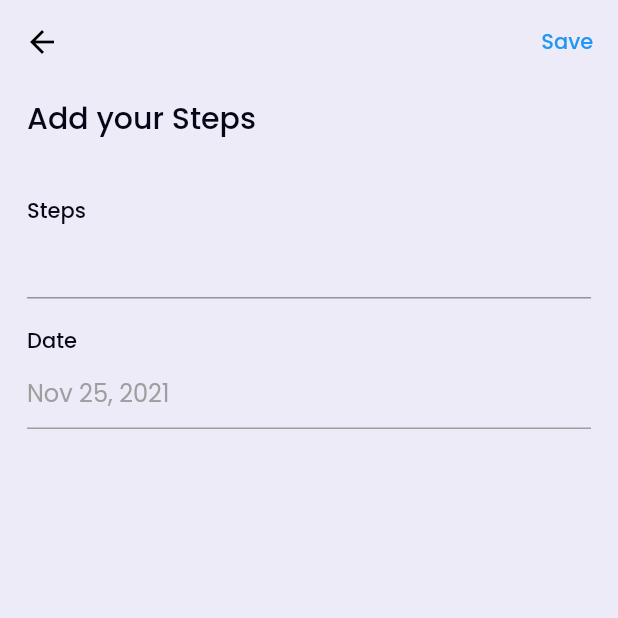
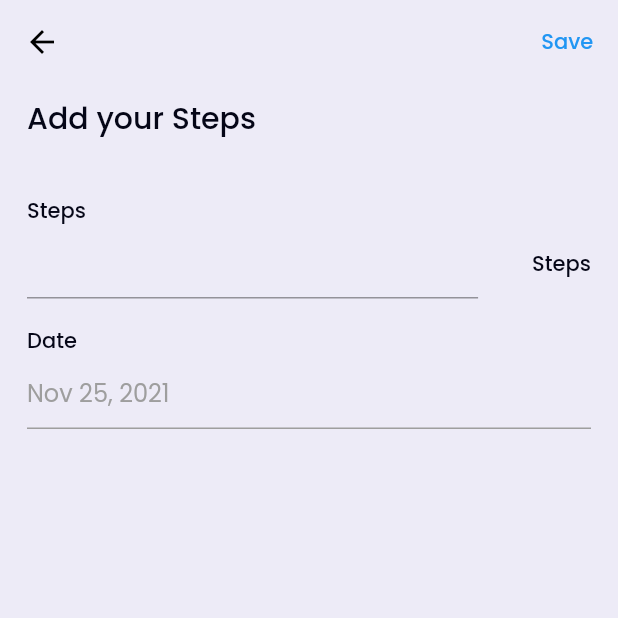
Before and after one commit to MrUnfunny/health_app, a Flutter app: the FormDetailInputScreen screen opened directly with sample values from the repository, after a tap on "Save", on a phone screen of 412 x 824 dp, the top half of it. Run offline on Flutter 3.47's test engine with Material 2 defaults, Android fonts, the phone set to English and light mode, and no system bars; our stand-ins replace bloc, cloud_firestore, equatable, firebase_auth, firebase_core, flutter_bloc and 2 more; accounts and stored records are empty.

Commit message:
feat: added bloc to update homescreen from child screen

```diff
--- a/lib/bloc/firestore/firestore_bloc.dart
+++ b/lib/bloc/firestore/firestore_bloc.dart
@@ -14,7 +14,7 @@ class FirestoreBloc extends Bloc<FirestoreEvent, FirestoreState> {
     try {
       emit(FirestoreStartedState());
       _firestoreRepository.submitIndicatorData(event.indicator);
-      emit(FirestoreSuccessState());
+      emit(FirestoreSuccessState(event.indicator));
     } catch (e) {
       emit(FirestoreFailureState(e.toString()));
     }
@@ -22,6 +22,7 @@ class FirestoreBloc extends Bloc<FirestoreEvent, FirestoreState> {
 
   FirestoreBloc() : super(FirestoreInitial()) {
     on<FirestoreAddIndicatorDataEvent>(
-        _mapFirestoreAddIndicatorDataEventToState);
+      _mapFirestoreAddIndicatorDataEventToState,
+    );
   }
 }
--- a/lib/bloc/firestore/firestore_state.dart
+++ b/lib/bloc/firestore/firestore_state.dart
@@ -11,7 +11,11 @@ class FirestoreInitial extends FirestoreState {}
 
 class FirestoreStartedState extends FirestoreState {}
 
-class FirestoreSuccessState extends FirestoreState {}
+class FirestoreSuccessState extends FirestoreState {
+  final Indicator indicator;
+
+  const FirestoreSuccessState(this.indicator);
+}
 
 class FirestoreFailureState extends FirestoreState {
   final String errorMsg;
--- /dev/null
+++ b/lib/bloc/homescreen/homescreen_bloc.dart
@@ -0,0 +1,50 @@
+import 'dart:async';
+import 'dart:developer';
+
+import 'package:bloc/bloc.dart';
+import 'package:equatable/equatable.dart';
+
+import '../../models/home_screen_data.dart';
+import '../../repository/firestore_repository.dart';
+import '../firestore/firestore_bloc.dart';
+
+part 'homescreen_event.dart';
+part 'homescreen_state.dart';
+
+class HomescreenBloc extends Bloc<HomescreenEvent, HomescreenState> {
+  final FirestoreBloc firestoreBloc;
+  late StreamSubscription firestoreStreamSubscription;
+
+  final FirestoreRepository _firestoreRepository = FirestoreRepository();
+
+  void firestoreListen(FirestoreState firestoreState) {
+    if (firestoreState is FirestoreSuccessState) {
+      add(HomescreenGetDataEvent());
+    }
+  }
+
+  Future<void> _mapHomeScreenGetDataSuccessStateToState(
+      HomescreenGetDataEvent event, Emitter<HomescreenState> emit) async {
+    try {
+      emit(HomescreenGetDataStartedState(state.homeScreenData));
+      var homeScreenData = await _firestoreRepository.getHomeScreenData();
+
+      emit(HomeScreenGetDataSuccessState(homeScreenData));
+    } catch (e) {
+      emit(HomeScreenGetDataFailureState(e.toString(), state.homeScreenData));
+    }
+  }
+
+  HomescreenBloc(this.firestoreBloc)
+      : super(HomescreenInitialState(HomeScreenData.zero())) {
+    on<HomescreenGetDataEvent>(_mapHomeScreenGetDataSuccessStateToState);
+
+    firestoreStreamSubscription = firestoreBloc.stream.listen(firestoreListen);
+  }
+
+  @override
+  Future<void> close() {
+    firestoreStreamSubscription.cancel();
+    return super.close();
+  }
+}
--- /dev/null
+++ b/lib/bloc/homescreen/homescreen_event.dart
@@ -0,0 +1,10 @@
+part of 'homescreen_bloc.dart';
+
+abstract class HomescreenEvent extends Equatable {
+  const HomescreenEvent();
+
+  @override
+  List<Object> get props => [];
+}
+
+class HomescreenGetDataEvent extends HomescreenEvent {}
--- /dev/null
+++ b/lib/bloc/homescreen/homescreen_state.dart
@@ -0,0 +1,32 @@
+part of 'homescreen_bloc.dart';
+
+abstract class HomescreenState extends Equatable {
+  final HomeScreenData homeScreenData;
+  const HomescreenState(this.homeScreenData);
+
+  @override
+  List<Object> get props => [homeScreenData];
+}
+
+class HomescreenInitialState extends HomescreenState {
+  const HomescreenInitialState(HomeScreenData homeScreenData)
+      : super(homeScreenData);
+}
+
+class HomescreenGetDataStartedState extends HomescreenState {
+  const HomescreenGetDataStartedState(HomeScreenData homeScreenData)
+      : super(homeScreenData);
+}
+
+class HomeScreenGetDataSuccessState extends HomescreenState {
+  const HomeScreenGetDataSuccessState(HomeScreenData homeScreenData)
+      : super(homeScreenData);
+}
+
+class HomeScreenGetDataFailureState extends HomescreenState {
+  final String errorMsg;
+
+  const HomeScreenGetDataFailureState(
+      this.errorMsg, HomeScreenData homeScreenData)
+      : super(homeScreenData);
+}
--- /dev/null
+++ b/lib/models/home_screen_data.dart
@@ -0,0 +1,56 @@
+import 'dart:convert';
+
+import 'package:equatable/equatable.dart';
+
+class HomeScreenData extends Equatable {
+  final double steps;
+  final double water;
+  final double calories;
+  final double sleep;
+  final double heart;
+
+  const HomeScreenData(
+    this.steps,
+    this.water,
+    this.calories,
+    this.sleep,
+    this.heart,
+  );
+
+  factory HomeScreenData.zero() {
+    return const HomeScreenData(0, 0, 0, 0, 0);
+  }
+
+  Map<String, dynamic> toMap() {
+    return {
+      'steps': steps,
+      'water': water,
+      'calories': calories,
+      'sleep': sleep,
+      'heart': heart,
+    };
+  }
+
+  factory HomeScreenData.fromMap(Map<String, dynamic> map) {
+    return HomeScreenData(
+      map['steps'],
+      map['water'],
+      map['calories'],
+      map['sleep'],
+      map['heart'],
+    );
+  }
+
+  String toJson() => json.encode(toMap());
+
+  factory HomeScreenData.fromJson(String source) =>
+      HomeScreenData.fromMap(json.decode(source));
+
+  @override
+  String toString() {
+    return 'HomeScreenData(steps: $steps, water: $water, calories: $calories, sleep: $sleep, heart: $heart)';
+  }
+
+  @override
+  List<Object?> get props => [steps, water, calories, sleep, heart];
+}
--- a/lib/presentation/screens/formdetailinput_screen.dart
+++ b/lib/presentation/screens/formdetailinput_screen.dart
@@ -44,13 +44,23 @@ class _FormDetailInputScreenState extends State<FormDetailInputScreen> {
                   ),
                 );
               } else {
-                context
-                    .read<FirestoreBloc>()
-                    .add(FirestoreAddIndicatorDataEvent(
-                      widget.indicator.copyWith(
-                        data: {DateTime.parse(dateController.text): name!},
+                var time = DateTime.parse(dateController.text);
+                context.read<FirestoreBloc>().add(
+                      FirestoreAddIndicatorDataEvent(
+                        widget.indicator.copyWith(
+                          data: {
+                            DateTime(
+                              time.year,
+                              time.month,
+                              time.day,
+                              DateTime.now().hour,
+                              DateTime.now().second,
+                              DateTime.now().millisecond,
+                            ): name!
+                          },
+                        ),
                       ),
-                    ));
+                    );
               }
             },
             child: const Text(
@@ -79,10 +89,11 @@ class _FormDetailInputScreenState extends State<FormDetailInputScreen> {
             ),
             DetailFormField(
               text: widget.indicator.name,
+              unit: widget.indicator.unit,
               textInputType: TextInputType.number,
               onChanged: (String val) {
                 setState(() {
-                  name = double.parse(val);
+                  name = double.tryParse(val) ?? 0.0;
                 });
               },
             ),
@@ -131,11 +142,13 @@ class _FormDetailInputScreenState extends State<FormDetailInputScreen> {
 
 class DetailFormField extends StatelessWidget {
   final String text;
+  final String unit;
   final TextInputType? textInputType;
   final void Function(String)? onChanged;
   const DetailFormField({
     Key? key,
     required this.text,
+    required this.unit,
     required this.onChanged,
     this.textInputType,
   }) : super(key: key);
@@ -150,9 +163,24 @@ class DetailFormField extends StatelessWidget {
           text,
           style: Theme.of(context).textTheme.bodyText1,
         ),
-        TextFormField(
-          keyboardType: textInputType ?? TextInputType.text,
-          onChanged: onChanged,
+        Row(
+          crossAxisAlignment: CrossAxisAlignment.baseline,
+          textBaseline: TextBaseline.alphabetic,
+          children: [
+            Expanded(
+              child: TextFormField(
+                keyboardType: textInputType ?? TextInputType.text,
+                onChanged: onChanged,
+              ),
+            ),
+            const SizedBox(
+              width: 36,
+            ),
+            Text(
+              unit,
+              style: Theme.of(context).textTheme.bodyText1,
+            ),
+          ],
         ),
       ],
     );
```
Also changed, not shown: lib/main.dart (+9 -1 lines), lib/presentation/screens/home_screen.dart (+38 -8 lines), lib/presentation/screens/loading_screen.dart (+7 -2 lines), lib/repository/firestore_repository.dart (+44 -2 lines), lib/utils/bloc_observer.dart (added, +29 -0 lines), 1 other file.
